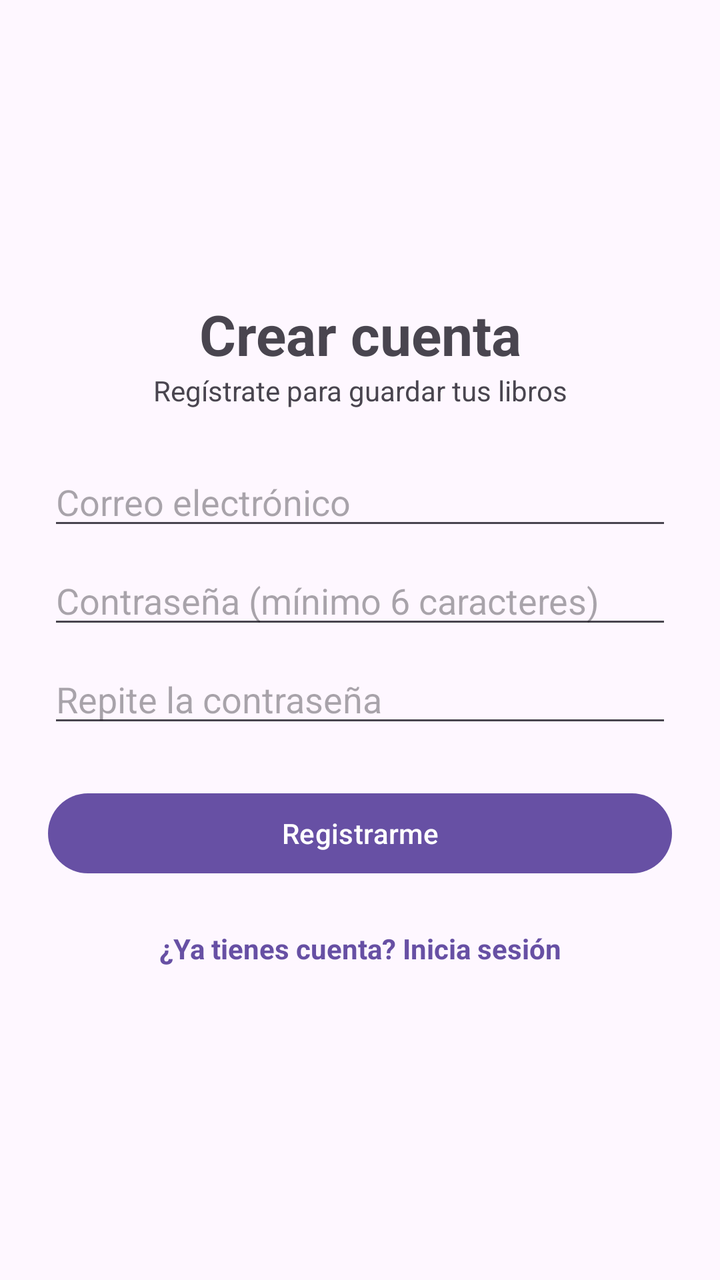
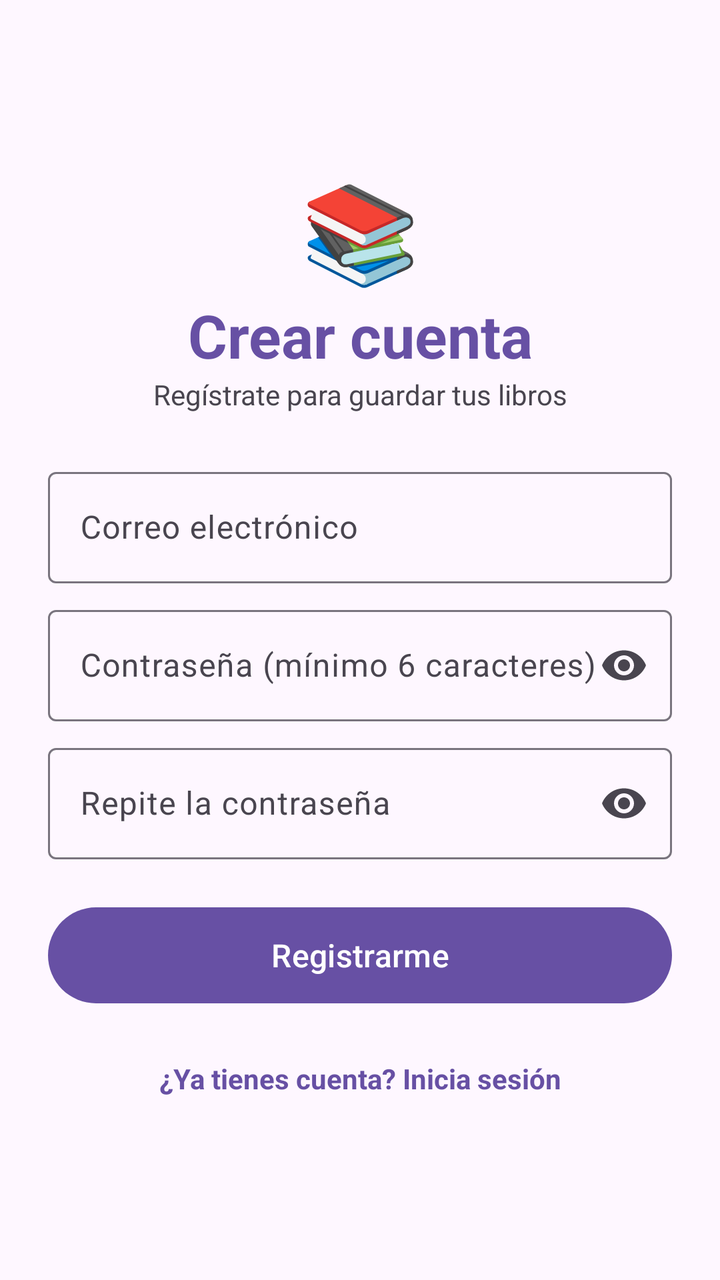

An Android layout rendered at two revisions. The XML below is the earlier revision; the diff shows what the commit changed to produce the second picture.
<!-- AndroidManifest.xml: application theme Theme.Mibiblioteca -->
<!-- res/layout/activity_registro.xml -->
<?xml version="1.0" encoding="utf-8"?>
<LinearLayout xmlns:android="http://schemas.android.com/apk/res/android"
    xmlns:tools="http://schemas.android.com/tools"
    android:id="@+id/main"
    android:layout_width="match_parent"
    android:layout_height="match_parent"
    android:gravity="center"
    android:orientation="vertical"
    tools:context=".RegistroActivity">

    <LinearLayout
        android:layout_width="match_parent"
        android:layout_height="wrap_content"
        android:orientation="vertical"
        android:padding="24dp">

        <TextView
            android:layout_width="match_parent"
            android:layout_height="wrap_content"
            android:gravity="center"
            android:text="Crear cuenta"
            android:textSize="28sp"
            android:textStyle="bold" />

        <TextView
            android:layout_width="match_parent"
            android:layout_height="wrap_content"
            android:layout_marginBottom="24dp"
            android:gravity="center"
            android:text="Regístrate para guardar tus libros" />

        <EditText
            android:id="@+id/etCorreo"
            android:layout_width="match_parent"
            android:layout_height="wrap_content"
            android:hint="Correo electrónico"
            android:inputType="textEmailAddress"
            android:maxLines="1" />

        <EditText
            android:id="@+id/etClave"
            android:layout_width="match_parent"
            android:layout_height="wrap_content"
            android:layout_marginTop="8dp"
            android:hint="Contraseña (mínimo 6 caracteres)"
            android:inputType="textPassword"
            android:maxLines="1" />

        <EditText
            android:id="@+id/etConfirmar"
            android:layout_width="match_parent"
            android:layout_height="wrap_content"
            android:layout_marginTop="8dp"
            android:hint="Repite la contraseña"
            android:inputType="textPassword"
            android:maxLines="1" />

        <Button
            android:id="@+id/btnRegistrar"
            android:layout_width="match_parent"
            android:layout_height="wrap_content"
            android:layout_marginTop="24dp"
            android:text="Registrarme" />

        <TextView
            android:id="@+id/tvIrLogin"
            android:layout_width="match_parent"
            android:layout_height="wrap_content"
            android:layout_marginTop="16dp"
            android:gravity="center"
            android:padding="8dp"
            android:text="¿Ya tienes cuenta? Inicia sesión"
            android:textColor="?attr/colorPrimary"
            android:textStyle="bold" />

    </LinearLayout>

</LinearLayout>
<!-- resources referenced by this layout -->
<resources>
  <style name="Theme.Mibiblioteca" parent="Base.Theme.Mibiblioteca" />
  <style name="Base.Theme.Mibiblioteca" parent="Theme.Material3.DayNight.NoActionBar">
          
          
      </style>
</resources>

<!-- the commit's change to res/layout/activity_registro.xml (unified diff, before → after) -->
@@ -1,5 +1,6 @@
 <?xml version="1.0" encoding="utf-8"?>
 <LinearLayout xmlns:android="http://schemas.android.com/apk/res/android"
+    xmlns:app="http://schemas.android.com/apk/res-auto"
     xmlns:tools="http://schemas.android.com/tools"
     android:id="@+id/main"
     android:layout_width="match_parent"
@@ -18,8 +19,16 @@
             android:layout_width="match_parent"
             android:layout_height="wrap_content"
             android:gravity="center"
+            android:text="📚"
+            android:textSize="48sp" />
+
+        <TextView
+            android:layout_width="match_parent"
+            android:layout_height="wrap_content"
+            android:gravity="center"
             android:text="Crear cuenta"
-            android:textSize="28sp"
+            android:textColor="?attr/colorPrimary"
+            android:textSize="30sp"
             android:textStyle="bold" />
 
         <TextView
@@ -27,40 +36,65 @@
             android:layout_height="wrap_content"
             android:layout_marginBottom="24dp"
             android:gravity="center"
-            android:text="Regístrate para guardar tus libros" />
+            android:text="Regístrate para guardar tus libros"
+            android:textColor="?android:attr/textColorSecondary" />
 
-        <EditText
-            android:id="@+id/etCorreo"
+        <com.google.android.material.textfield.TextInputLayout
+            android:id="@+id/tilCorreo"
+            style="@style/Widget.Material3.TextInputLayout.OutlinedBox"
             android:layout_width="match_parent"
             android:layout_height="wrap_content"
-            android:hint="Correo electrónico"
-            android:inputType="textEmailAddress"
-            android:maxLines="1" />
+            android:hint="Correo electrónico">
 
-        <EditText
-            android:id="@+id/etClave"
+            <com.google.android.material.textfield.TextInputEditText
+                android:id="@+id/etCorreo"
+                android:layout_width="match_parent"
+                android:layout_height="wrap_content"
+                android:inputType="textEmailAddress"
+                android:maxLines="1" />
+        </com.google.android.material.textfield.TextInputLayout>
+
+        <com.google.android.material.textfield.TextInputLayout
+            android:id="@+id/tilClave"
+            style="@style/Widget.Material3.TextInputLayout.OutlinedBox"
             android:layout_width="match_parent"
             android:layout_height="wrap_content"
             android:layout_marginTop="8dp"
             android:hint="Contraseña (mínimo 6 caracteres)"
-            android:inputType="textPassword"
-            android:maxLines="1" />
+            app:endIconMode="password_toggle">
 
-        <EditText
-            android:id="@+id/etConfirmar"
+            <com.google.android.material.textfield.TextInputEditText
+                android:id="@+id/etClave"
+                android:layout_width="match_parent"
+                android:layout_height="wrap_content"
+                android:inputType="textPassword"
+                android:maxLines="1" />
+        </com.google.android.material.textfield.TextInputLayout>
+
+        <com.google.android.material.textfield.TextInputLayout
+            android:id="@+id/tilConfirmar"
+            style="@style/Widget.Material3.TextInputLayout.OutlinedBox"
             android:layout_width="match_parent"
             android:layout_height="wrap_content"
             android:layout_marginTop="8dp"
             android:hint="Repite la contraseña"
-            android:inputType="textPassword"
-            android:maxLines="1" />
+            app:endIconMode="password_toggle">
+
+            <com.google.android.material.textfield.TextInputEditText
+                android:id="@+id/etConfirmar"
+                android:layout_width="match_parent"
+                android:layout_height="wrap_content"
+                android:inputType="textPassword"
+                android:maxLines="1" />
+        </com.google.android.material.textfield.TextInputLayout>
 
         <Button
             android:id="@+id/btnRegistrar"
             android:layout_width="match_parent"
-            android:layout_height="wrap_content"
-            android:layout_marginTop="24dp"
-            android:text="Registrarme" />
+            android:layout_height="56dp"
+            android:layout_marginTop="20dp"
+            android:text="Registrarme"
+            android:textSize="16sp" />
 
         <TextView
             android:id="@+id/tvIrLogin"
